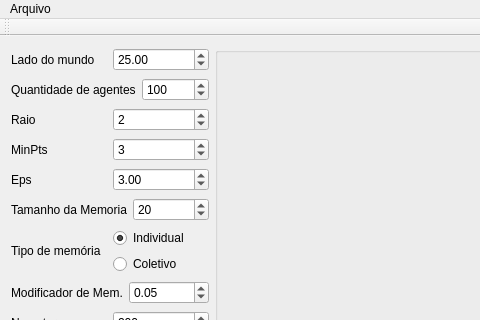
Old version of the form Socrats_Doc_Gui__codigo_base/mainwindow.ui in the repository vrios/SocS; both pictures show x 0 to 480 and y 0 to 320 of the 737 by 545 pixel window.
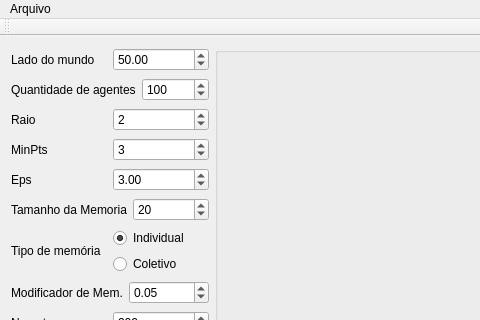
New version of the form.

What changed in the file:
```diff
--- a/Socrats_Doc_Gui__codigo_base/mainwindow.ui
+++ b/Socrats_Doc_Gui__codigo_base/mainwindow.ui
@@ -34,7 +34,7 @@
              <double>999999999.000000000000000</double>
             </property>
             <property name="value">
-             <double>25.000000000000000</double>
+             <double>50.000000000000000</double>
             </property>
            </widget>
           </item>
```
